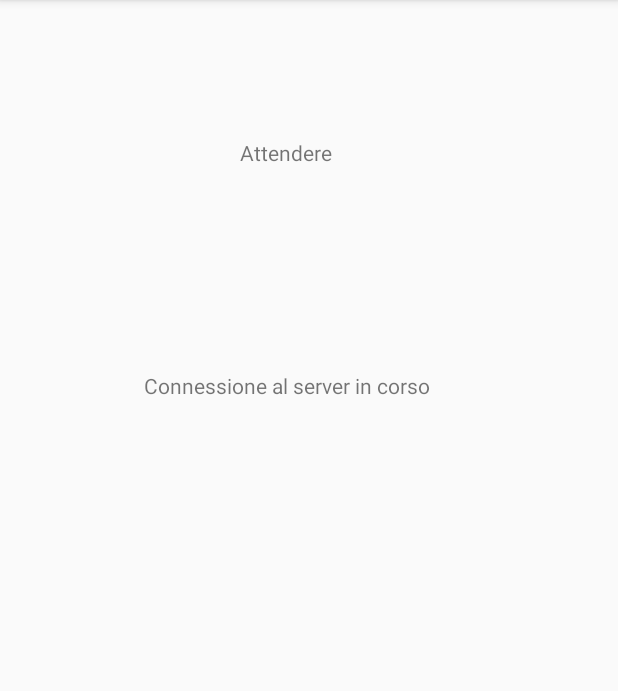
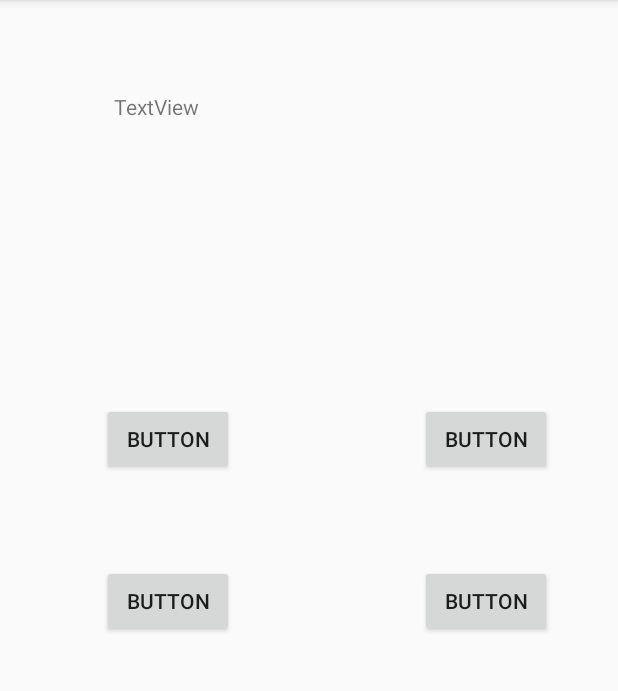
Before and after one commit to Zanatta99/ClientQuizzoneAndroid, an Android app: the screen it shows after launch (ConnectionActivity before the commit, GameActivity after it), after a tap on "AVVIA IL GIOCO", on a phone screen of 412 x 824 dp, the part 84-775 px from its top. Run offline under Robolectric (Android 15) with nearby library versions, the phone set to English and light mode, and no system bars; 5 statements that could not run were skipped.

Commit message:
Caricamento dati

```diff
--- a/app/src/main/AndroidManifest.xml
+++ b/app/src/main/AndroidManifest.xml
@@ -20,6 +20,7 @@
             </intent-filter>
         </activity>
         <activity android:name=".ConnectionActivity" />
+        <activity android:name=".GameActivity"></activity>
     </application>
 
 </manifest>
--- /dev/null
+++ b/app/src/main/java/com/example/andre/clientquizzoneandroid/Client.java
@@ -0,0 +1,69 @@
+package com.example.andre.clientquizzoneandroid;
+
+import java.io.BufferedReader;
+import java.io.IOException;
+import java.io.InputStreamReader;
+import java.io.PrintWriter;
+import java.net.Socket;
+
+public class Client {
+
+	private Socket s;
+	private String ip;
+
+	public Client(String ip)
+	{
+		this.ip = ip;
+	}
+
+	public void creaConnessione()
+	{
+		try {
+			s= new Socket ("192.168.56.1", 9999);
+		} catch (IOException e) {
+			// TODO Auto-generated catch block
+			e.printStackTrace();
+		}
+	}
+
+	public void attendi() throws IOException{
+		boolean flag=false;
+		while(!flag){
+			InputStreamReader isr = new InputStreamReader(s.getInputStream());
+			BufferedReader in = new BufferedReader(isr);
+			String t = new String (in.readLine());
+			if(t.equals("$Iniziamo!$")){
+				flag=true;
+			}
+		}
+	}
+
+	public String getText() throws IOException{
+		String t="";
+		boolean flag=false;
+		while(!flag){
+			InputStreamReader isr = new InputStreamReader(s.getInputStream());
+			BufferedReader in = new BufferedReader(isr);
+			t = new String (in.readLine());
+			if(t.indexOf("$")==0){
+				flag=true;
+			}
+		}
+		return t;
+	}
+
+	public void invio(String n) throws IOException
+	{
+		PrintWriter out = new PrintWriter (s.getOutputStream(), true);
+		out.println(n);
+	}
+
+	public void close() {
+		try {
+			s.close();
+		} catch (IOException e) {
+			// TODO Auto-generated catch block
+			e.printStackTrace();
+		}
+	}
+}
--- a/app/src/main/java/com/example/andre/clientquizzoneandroid/ConnectionActivity.java
+++ b/app/src/main/java/com/example/andre/clientquizzoneandroid/ConnectionActivity.java
@@ -1,5 +1,6 @@
 package com.example.andre.clientquizzoneandroid;
 
+import android.content.Intent;
 import android.support.v7.app.AppCompatActivity;
 import android.os.Bundle;
 
@@ -14,20 +15,18 @@ public class ConnectionActivity extends AppCompatActivity {
     protected void onCreate(Bundle savedInstanceState) {
         super.onCreate(savedInstanceState);
         setContentView(R.layout.activity_connection);
-        //callSocket();
-    }
+        Client c = new Client("localhost");
+        System.out.println("Ci provo");
+        c.creaConnessione();
+        System.out.println("Connessione creata");
 
-    private void callSocket()
-    {
-        try
-        {
-            InetAddress p = InetAddress.getByName("132.168.1.1");
-            int porta = 9999;
-
-            Socket s = new Socket(p, porta);
-
+        try {
+            c.attendi();
         } catch (IOException e) {
             e.printStackTrace();
         }
+
+        Intent i = new Intent(ConnectionActivity.this, GameActivity.class);
+        startActivity(i);
     }
 }
--- /dev/null
+++ b/app/src/main/java/com/example/andre/clientquizzoneandroid/GameActivity.java
@@ -0,0 +1,13 @@
+package com.example.andre.clientquizzoneandroid;
+
+import android.support.v7.app.AppCompatActivity;
+import android.os.Bundle;
+
+public class GameActivity extends AppCompatActivity {
+
+    @Override
+    protected void onCreate(Bundle savedInstanceState) {
+        super.onCreate(savedInstanceState);
+        setContentView(R.layout.activity_game);
+    }
+}
--- /dev/null
+++ b/app/src/main/res/layout/activity_game.xml
@@ -0,0 +1,59 @@
+<?xml version="1.0" encoding="utf-8"?>
+<android.support.constraint.ConstraintLayout xmlns:android="http://schemas.android.com/apk/res/android"
+    xmlns:app="http://schemas.android.com/apk/res-auto"
+    xmlns:tools="http://schemas.android.com/tools"
+    android:layout_width="match_parent"
+    android:layout_height="match_parent"
+    tools:context="com.example.andre.clientquizzoneandroid.GameActivity">
+
+    <TextView
+        android:id="@+id/textViewDomanda"
+        android:layout_width="260dp"
+        android:layout_height="127dp"
+        android:text="TextView"
+        app:layout_constraintBottom_toBottomOf="parent"
+        app:layout_constraintEnd_toEndOf="parent"
+        app:layout_constraintStart_toStartOf="parent"
+        app:layout_constraintTop_toTopOf="parent"
+        app:layout_constraintVertical_bias="0.096" />
+
+    <Button
+        android:id="@+id/buttonRisposta1"
+        android:layout_width="wrap_content"
+        android:layout_height="wrap_content"
+        android:layout_marginStart="68dp"
+        android:layout_marginTop="80dp"
+        android:text="Button"
+        app:layout_constraintStart_toStartOf="parent"
+        app:layout_constraintTop_toBottomOf="@+id/textViewDomanda" />
+
+    <Button
+        android:id="@+id/buttonRisposta2"
+        android:layout_width="wrap_content"
+        android:layout_height="wrap_content"
+        android:layout_marginEnd="44dp"
+        android:layout_marginTop="80dp"
+        android:text="Button"
+        app:layout_constraintEnd_toEndOf="parent"
+        app:layout_constraintTop_toBottomOf="@+id/textViewDomanda" />
+
+    <Button
+        android:id="@+id/buttonRisposta3"
+        android:layout_width="wrap_content"
+        android:layout_height="wrap_content"
+        android:layout_marginStart="68dp"
+        android:layout_marginTop="60dp"
+        android:text="Button"
+        app:layout_constraintStart_toStartOf="parent"
+        app:layout_constraintTop_toBottomOf="@+id/buttonRisposta1" />
+
+    <Button
+        android:id="@+id/buttonRisposta4"
+        android:layout_width="wrap_content"
+        android:layout_height="wrap_content"
+        android:layout_marginEnd="44dp"
+        android:layout_marginTop="60dp"
+        android:text="Button"
+        app:layout_constraintEnd_toEndOf="parent"
+        app:layout_constraintTop_toBottomOf="@+id/buttonRisposta2" />
+</android.support.constraint.ConstraintLayout>
```
